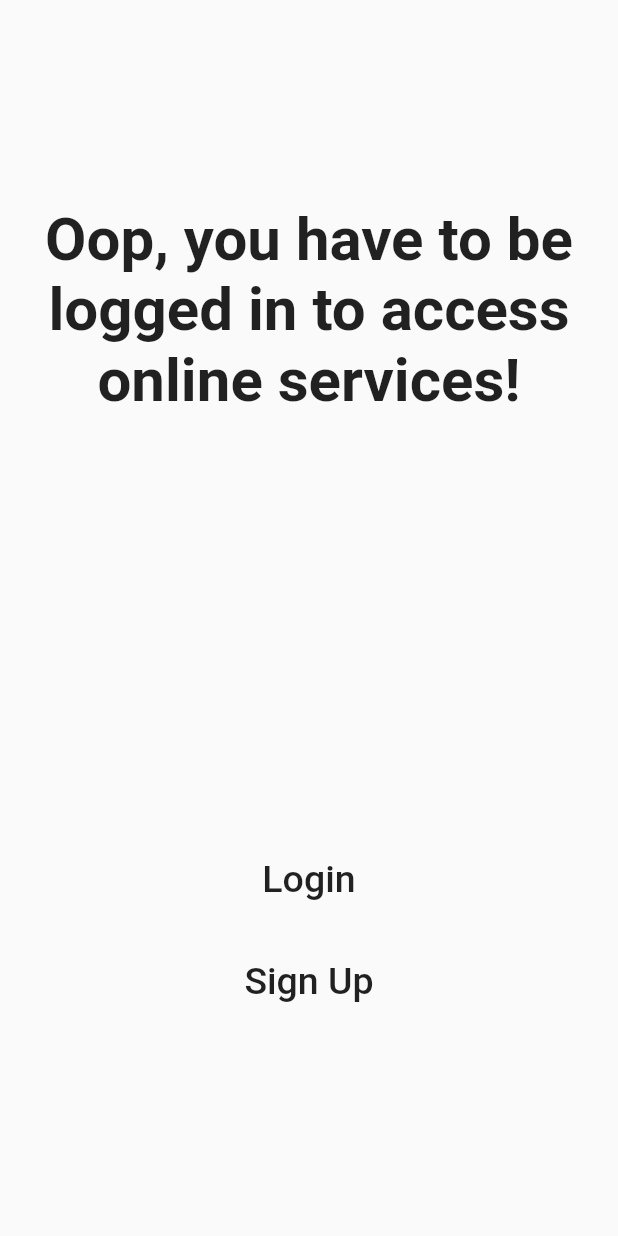
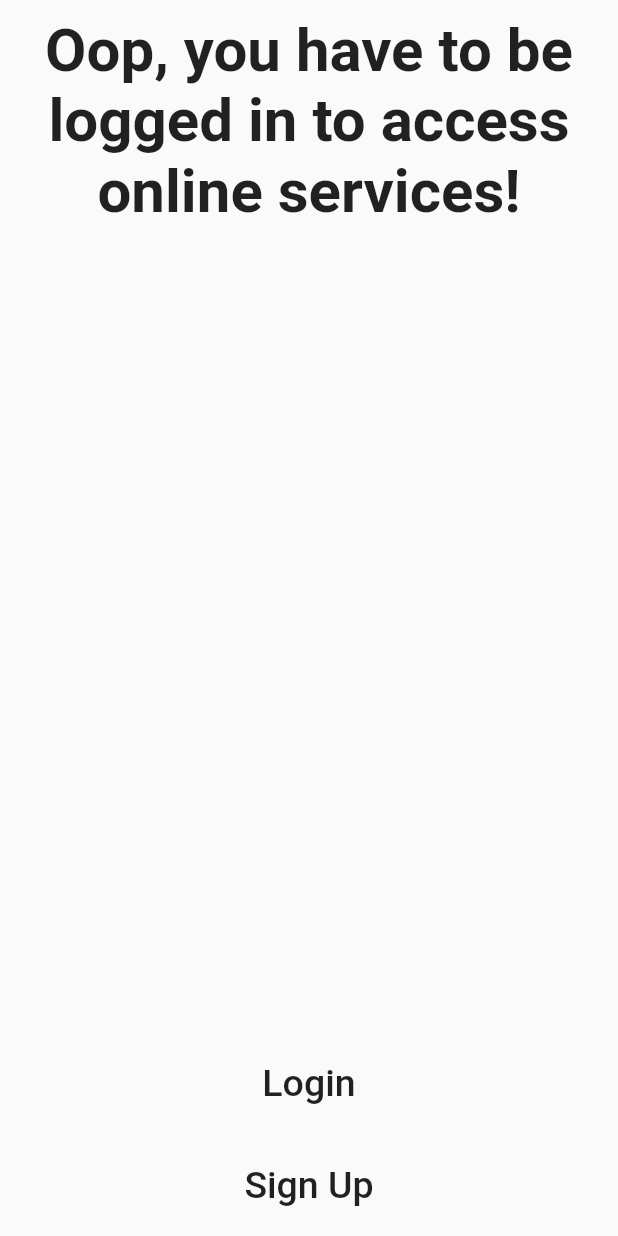
Before and after one commit to josephnglynn/2048i, a Flutter app: the AuthenticationDialog screen opened directly, on a phone screen of 412 x 824 dp. Run offline on Flutter 3.47's test engine with Material 2 defaults, Android fonts, the phone set to English and light mode, and no system bars; our stand-ins replace file_picker, get_storage, share, supabase; missing offline and left inert: filesystem_picker, flex_color_picker; accounts and stored records are empty; statements that could not run were skipped.

Commit message:
Fixed Overflow error

```diff
--- a/lib/ui/authenticationPage.dart
+++ b/lib/ui/authenticationPage.dart
@@ -31,15 +31,14 @@ class _AuthenticationDialogState extends State<AuthenticationDialog> {
           mainAxisAlignment: MainAxisAlignment.center,
           crossAxisAlignment: CrossAxisAlignment.center,
           children: [
-            Padding(
-              padding: EdgeInsets.only(
-                  left: 10,
-                  right: 10,
-                  bottom: MediaQuery.of(context).size.height / 3),
-              child: Text(
-                "Oop, you have to be logged in to access online services!",
-                textAlign: TextAlign.center,
-                style: TextStyle(fontSize: 40, fontWeight: FontWeight.bold),
+            Expanded(
+              child: Padding(
+                padding: EdgeInsets.all(10),
+                child: Text(
+                  "Oop, you have to be logged in to access online services!",
+                  textAlign: TextAlign.center,
+                  style: TextStyle(fontSize: 40, fontWeight: FontWeight.bold),
+                ),
               ),
             ),
             Padding(
```
